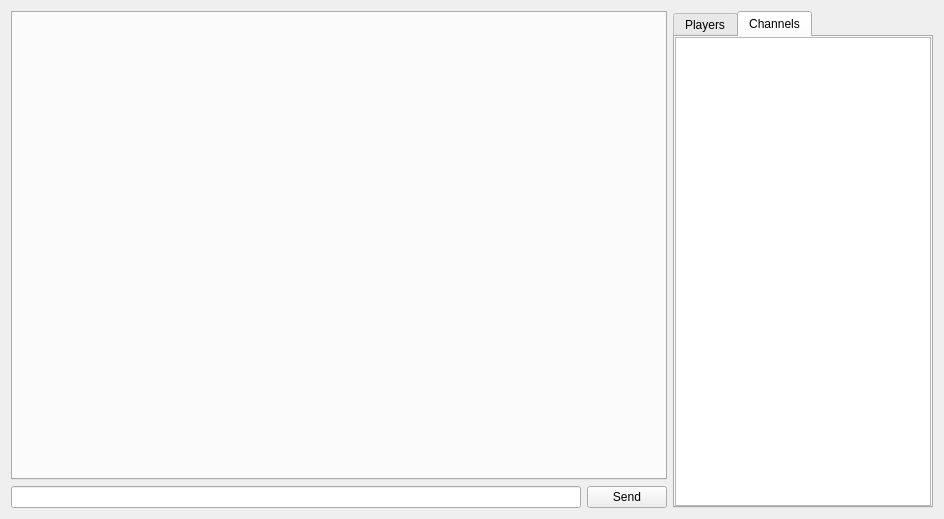
SongSing/MrSaturnOnline, file Client/mainwindow.ui: the form before one commit.
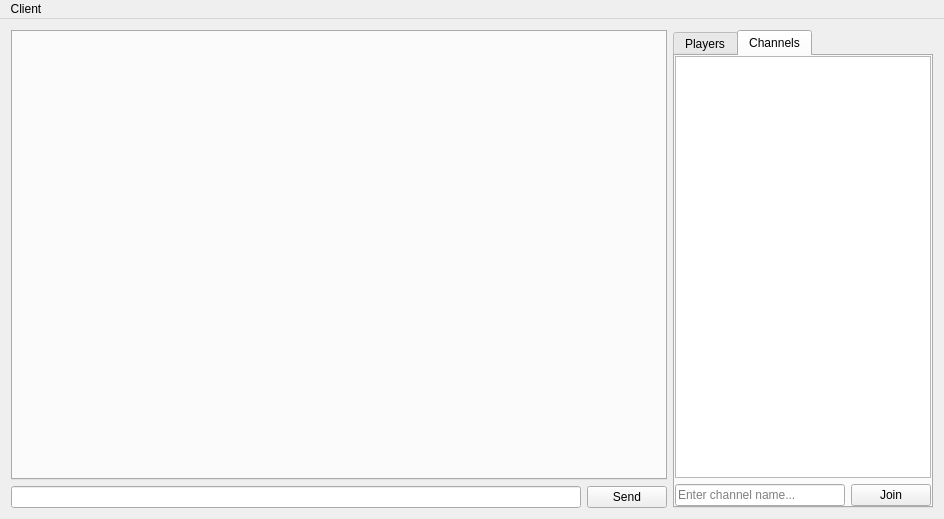
The form after the commit. The open tabs and pages were chosen to show the change.

```diff
--- a/Client/mainwindow.ui
+++ b/Client/mainwindow.ui
@@ -289,9 +289,18 @@
          <layout class="QVBoxLayout" name="verticalLayout">
           <item>
            <widget class="QTabWidget" name="chats">
+            <property name="tabShape">
+             <enum>QTabWidget::Triangular</enum>
+            </property>
             <property name="currentIndex">
              <number>-1</number>
             </property>
+            <property name="tabsClosable">
+             <bool>true</bool>
+            </property>
+            <property name="movable">
+             <bool>true</bool>
+            </property>
            </widget>
           </item>
           <item>
@@ -377,6 +386,33 @@
               </property>
              </widget>
             </item>
+            <item>
+             <layout class="QHBoxLayout" name="horizontalLayout_4">
+              <property name="topMargin">
+               <number>0</number>
+              </property>
+              <item>
+               <widget class="QLineEdit" name="channelName">
+                <property name="placeholderText">
+                 <string>Enter channel name...</string>
+                </property>
+               </widget>
+              </item>
+              <item>
+               <widget class="QPushButton" name="joinChannel">
+                <property name="sizePolicy">
+                 <sizepolicy hsizetype="Preferred" vsizetype="Fixed">
+                  <horstretch>0</horstretch>
+                  <verstretch>0</verstretch>
+                 </sizepolicy>
+                </property>
+                <property name="text">
+                 <string>Join</string>
+                </property>
+               </widget>
+              </item>
+             </layout>
+            </item>
            </layout>
           </widget>
          </widget>
@@ -393,9 +429,17 @@
      <x>0</x>
      <y>0</y>
      <width>944</width>
-     <height>20</height>
+     <height>26</height>
     </rect>
    </property>
+   <widget class="QMenu" name="menuClient">
+    <property name="title">
+     <string>Client</string>
+    </property>
+    <addaction name="actionDisconnect_from_Server"/>
+    <addaction name="actionExit"/>
+   </widget>
+   <addaction name="menuClient"/>
   </widget>
  </widget>
  <layoutdefault spacing="6" margin="11"/>
```
Left out of the diff: 14 changed lines with no effect on the pictures.
